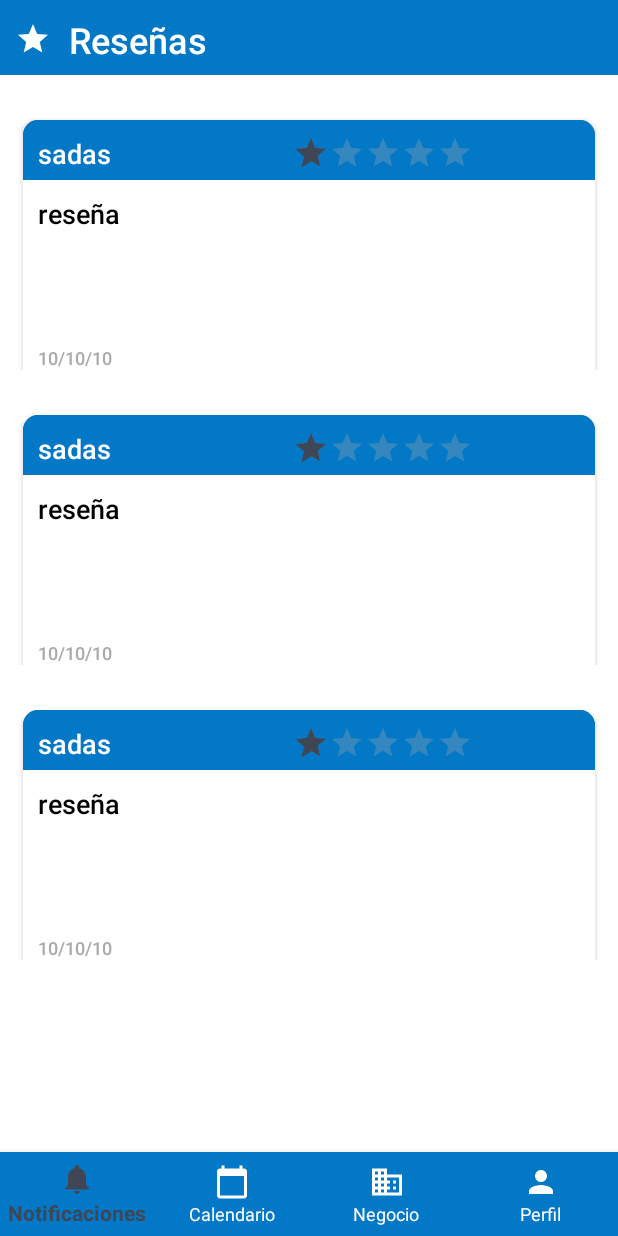
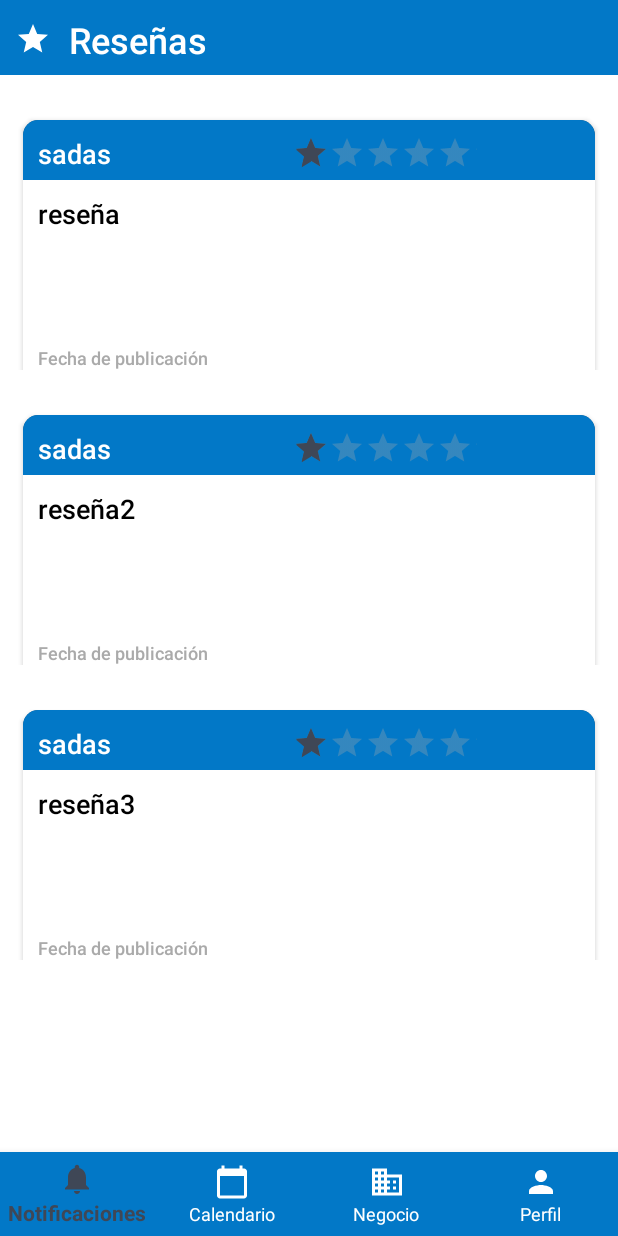
Before and after one commit to EnriqueSKW/ProyectoMoviles, an Android app: the fragment RepairerReviewsFragment placed in its activity, on a phone screen of 412 x 824 dp. Run offline under Robolectric (Android 15) with nearby library versions, the phone set to English and light mode, and no system bars; network calls fail; 1 statement that could not run was skipped.

Commit message:
Reseñas, mandar y recibir

```diff
--- a/MeetAndFix/app/src/main/java/com/example/meetandfix/ReviewAdapter/ReviewAdapter.kt
+++ b/MeetAndFix/app/src/main/java/com/example/meetandfix/ReviewAdapter/ReviewAdapter.kt
@@ -13,12 +13,12 @@ class ReviewAdapter(val reviews: List<ReviewModel>):RecyclerView.Adapter<ReviewA
 
         private val Nombre = view.findViewById<TextView>(R.id.Card_Review_NombreClienteID)
         private val Reseña = view.findViewById<TextView>(R.id.Card_Review_ReseñaClienteID)
-        private val Fecha =view.findViewById<TextView>(R.id.Card_Review_FechaClienteID)
+
 
         fun bind(review: ReviewModel) {
             Nombre.text=review.nombre
             Reseña.text=review.reseña
-            Fecha.text=review.fecha
+
         }
     }
 
--- a/MeetAndFix/app/src/main/java/com/example/meetandfix/ReviewAdapter/ReviewModel.java
+++ b/MeetAndFix/app/src/main/java/com/example/meetandfix/ReviewAdapter/ReviewModel.java
@@ -4,17 +4,15 @@ public class ReviewModel {
     private int Id;
     private String Nombre;
     private String Reseña;
-    private String Fecha;
+    private String IdCliente;
+    private String IdReparador;
 
-    public ReviewModel(int id, String nombre, String reseña, String fecha) {
+    public ReviewModel(int id, String nombre, String reseña, String idCliente, String idReparador) {
         Id = id;
         Nombre = nombre;
         Reseña = reseña;
-        Fecha = fecha;
-    }
-
-    public ReviewModel(int id) {
-        Id = id;
+        IdCliente = idCliente;
+        IdReparador = idReparador;
     }
 
     public int getId() {
@@ -41,12 +39,20 @@ public class ReviewModel {
         Reseña = reseña;
     }
 
-    public String getFecha() {
-        return Fecha;
+    public String getIdCliente() {
+        return IdCliente;
     }
 
-    public void setFecha(String fecha) {
-        Fecha = fecha;
+    public void setIdCliente(String idCliente) {
+        IdCliente = idCliente;
+    }
+
+    public String getIdReparador() {
+        return IdReparador;
+    }
+
+    public void setIdReparador(String idReparador) {
+        IdReparador = idReparador;
     }
 
     @Override
@@ -55,7 +61,8 @@ public class ReviewModel {
                 "Id=" + Id +
                 ", Nombre='" + Nombre + '\'' +
                 ", Reseña='" + Reseña + '\'' +
-                ", Fecha='" + Fecha + '\'' +
+                ", IdCliente='" + IdCliente + '\'' +
+                ", IdReparador='" + IdReparador + '\'' +
                 '}';
     }
 }
--- a/MeetAndFix/app/src/main/java/com/example/meetandfix/fragments/RepairerReviewsFragment.kt
+++ b/MeetAndFix/app/src/main/java/com/example/meetandfix/fragments/RepairerReviewsFragment.kt
@@ -9,6 +9,7 @@ import androidx.recyclerview.widget.RecyclerView
 import com.example.meetandfix.R
 import com.example.meetandfix.ReviewAdapter.ReviewAdapter
 import com.example.meetandfix.ReviewAdapter.ReviewModel
+import com.example.meetandfix.UserModel.UserModel
 import kotlinx.android.synthetic.main.fragment_customer_reviews.*
 
 class RepairerReviewsFragment : Fragment() {
@@ -34,13 +35,14 @@ class RepairerReviewsFragment : Fragment() {
     }
     override fun onActivityCreated(savedInstanceState: Bundle?) {
         super.onActivityCreated(savedInstanceState)
+        val List:MutableList<ReviewModel> = ArrayList()
+        List.add(ReviewModel(0,"sadas","reseña","1","1"))
+        List.add(ReviewModel(0,"sadas","reseña2","1","1"))
+        List.add(ReviewModel(0,"sadas","reseña3","1","1"))
+
         // super.onCreate(savedInstanceState)
         val recycler= view?.findViewById<RecyclerView>(R.id.Repairer_ReviesRecyclerID)
-        recycler?.adapter = ReviewAdapter(listOf(
-            ReviewModel(0,"sadas","reseña","10/10/10"),
-            ReviewModel(0,"sadas","reseña","10/10/10"),
-            ReviewModel(0,"sadas","reseña","10/10/10")
-        ))
+        recycler?.adapter = ReviewAdapter(List)
 
     }
 
```
Also changed, not shown: MeetAndFix/app/src/main/java/com/example/meetandfix/fragments/CustomerReviewsFragment.kt (+71 -8 lines), MeetAndFix/app/src/main/java/com/example/meetandfix/fragments/CustomerWriteReviewFragment.kt (+63 -1 lines), MeetAndFix/app/src/main/res/layout/fragment_customer_reviews.xml (+7 -2 lines).
